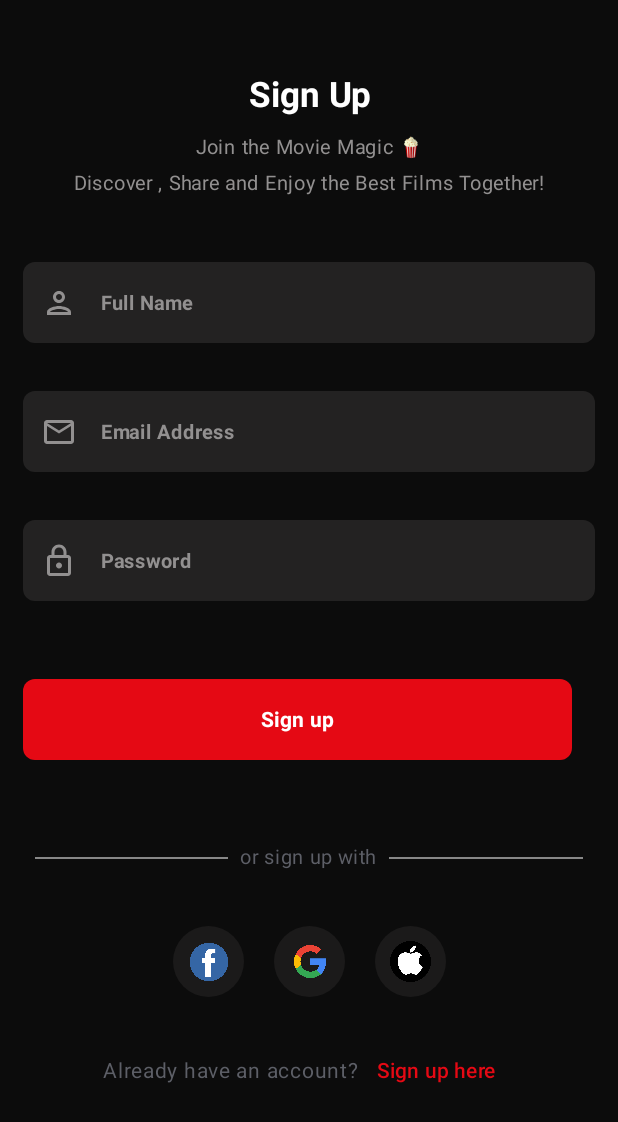
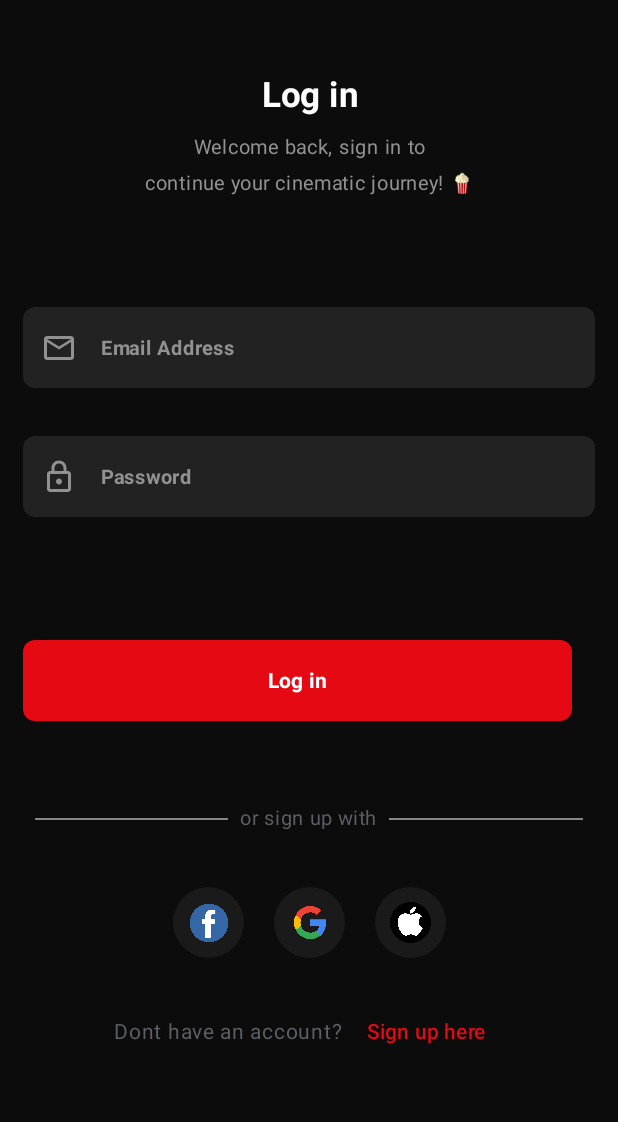
Before and after one commit to nerdistry/fliccsy, an Android app built with Jetpack Compose: the screen it shows after launch (MainActivity), on a phone screen of 412 x 824 dp. Shown: the top 1122 px of the screen. Run offline under Robolectric (Android 15) with nearby library versions, the phone set to English and light mode, and no system bars.

Commit message:
Login screen ui complete

```diff
--- a/app/src/main/java/com/example/fliccsy/SignupScreen.kt
+++ b/app/src/main/java/com/example/fliccsy/LoginScreen.kt
@@ -38,13 +38,13 @@ import androidx.compose.ui.unit.dp
 import androidx.compose.ui.unit.sp
 
 @Composable
-fun SignupScreen(){
+fun LoginScreen(){
     Column (
         modifier = Modifier.fillMaxWidth()
             .padding(start = 15.dp, end = 15.dp, top = 50.dp),
     ) {
         Text(
-            text = "Sign Up",
+            text = "Log in",
             color = Color.White,
             fontWeight = FontWeight.Bold,
             fontSize = 23.sp,
@@ -55,7 +55,7 @@ fun SignupScreen(){
         )
         Spacer(modifier = Modifier.height(10.dp))
         Text(
-            text = "Join the Movie Magic 🍿",
+            text = "Welcome back, sign in to",
             color = Color(0xFF929090),
             fontSize = 13.sp,
             textAlign = TextAlign.Center,
@@ -64,7 +64,7 @@ fun SignupScreen(){
                 .align(Alignment.CenterHorizontally)
         )
         Text(
-            text = "Discover , Share and Enjoy the Best Films Together!",
+            text = "continue your cinematic journey! 🍿",
             color = Color(0xFF929090),
             fontSize = 13.sp,
             textAlign = TextAlign.Center,
@@ -72,14 +72,12 @@ fun SignupScreen(){
                 .fillMaxWidth()
                 .align(Alignment.CenterHorizontally)
         )
-        Spacer(modifier = Modifier.height(40.dp))
-        FormTextField(value = "", error = "", placeholder = "Full Name", leadingIcon = Icons.Outlined.Person,
-        )
+        Spacer(modifier = Modifier.height(70.dp))
         FormTextField(value = "", error = "", placeholder = "Email Address", leadingIcon = Icons.Outlined.Email,
         )
         FormTextField(value = "", error = "", placeholder = "Password", leadingIcon = Icons.Outlined.Lock,
         )
-        Spacer(modifier = Modifier.height(20.dp))
+        Spacer(modifier = Modifier.height(50.dp))
         Button(
             onClick = {},
             colors = ButtonDefaults.buttonColors(containerColor = Color(0xFFE50914)),
@@ -87,14 +85,14 @@ fun SignupScreen(){
             shape = RoundedCornerShape(8.dp)
         ){
             Text(
-                text = "Sign up",
+                text = "Log in",
                 fontWeight = FontWeight.Bold,
             )
         }
         Spacer(
             modifier = Modifier.height(45.dp)
         )
-        OrSigninWithDivider()
+        orSignInWithDivider()
         Spacer(modifier = Modifier.height(25.dp))
         Row (
             modifier = Modifier.fillMaxWidth(),
@@ -126,7 +124,7 @@ fun SignupScreen(){
             horizontalArrangement = Arrangement.Center
         ){
             Text(
-                text = "Already have an account?",
+                text = "Dont have an account? ",
                 fontSize = 14.sp,
                 color = MaterialTheme.colorScheme.outline
             )
@@ -145,7 +143,7 @@ fun SignupScreen(){
 
 
 @Composable
-fun OrSigninWithDivider() {
+fun orSignInWithDivider() {
     Row(
         modifier = Modifier
             .fillMaxWidth()
--- a/app/src/main/java/com/example/fliccsy/MainActivity.kt
+++ b/app/src/main/java/com/example/fliccsy/MainActivity.kt
@@ -25,7 +25,7 @@ class MainActivity : ComponentActivity() {
                     modifier = Modifier.fillMaxSize(),
                     color = Color(0xFF0C0C0C)
                 ) {
-                    SignupScreen()
+                    LoginScreen()
                 }
             }
         }
```
